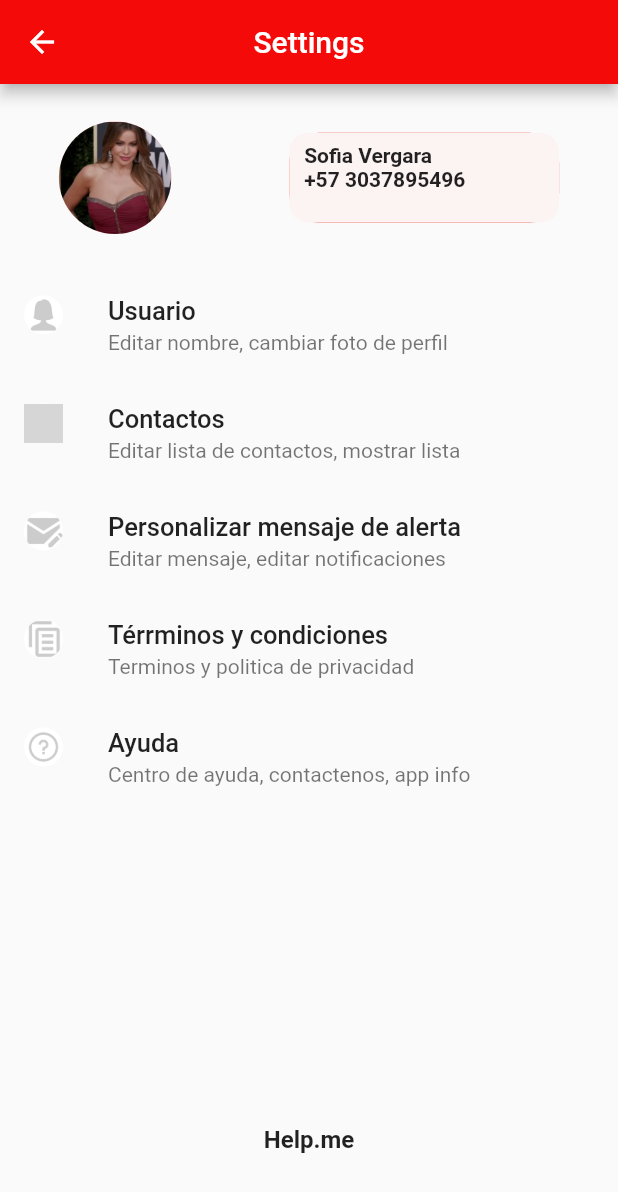
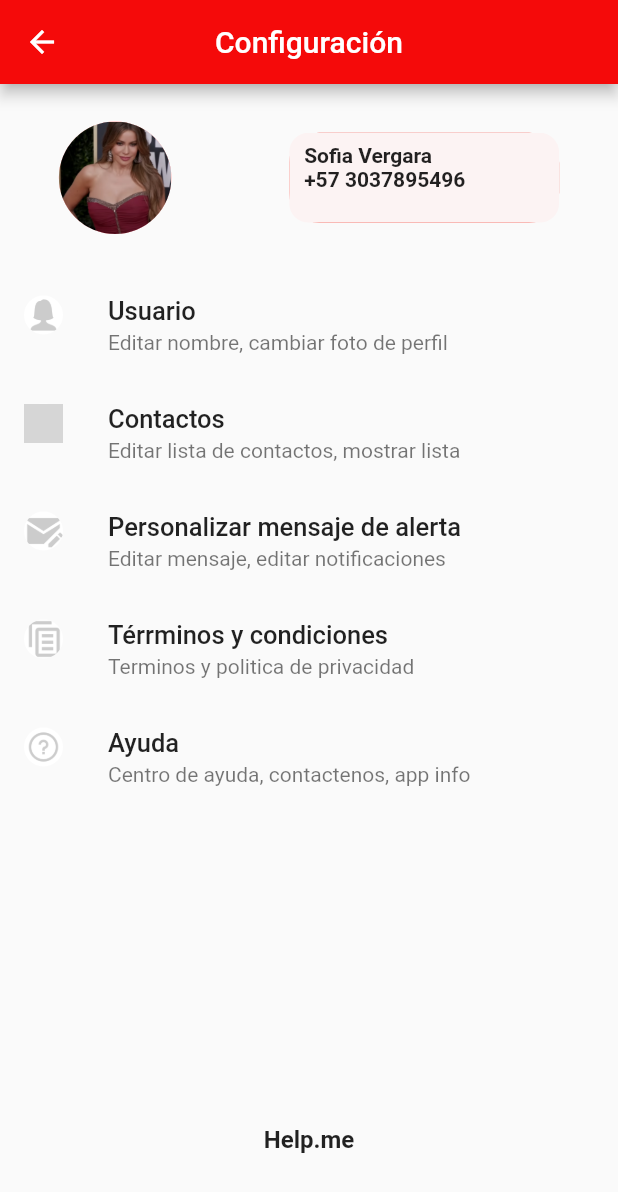
Before and after one commit to DaniloJ0/Help.me, a Flutter app: the MenuPage screen opened directly, on a phone screen of 412 x 824 dp. Shown: the top 1192 px of the screen. Run offline on Flutter 3.47's test engine with Material 2 defaults, Android fonts, the phone set to English and light mode, and no system bars; our stand-ins replace faker, get; Roboto replaces fonts that are missing (Abhaya Libre SemiBold, Sunflower); grey boxes are pictures that could not be loaded.

Commit message:
Last changes

```diff
--- a/lib/ui/home_page.dart
+++ b/lib/ui/home_page.dart
@@ -1,5 +1,4 @@
 import 'package:flutter/material.dart';
-import 'package:flutter/animation.dart';
 
 class HomePage extends StatelessWidget {
   @override
--- a/lib/ui/menu_page.dart
+++ b/lib/ui/menu_page.dart
@@ -13,7 +13,7 @@ class MenuPage extends StatelessWidget {
   Widget build(BuildContext context) {
     return Scaffold(
       appBar: AppBar(
-        title: const Text('Settings'),
+        title: const Text('Configuración'),
         backgroundColor: const Color.fromARGB(255, 245, 10, 10),
         centerTitle: true,
       ),
```
